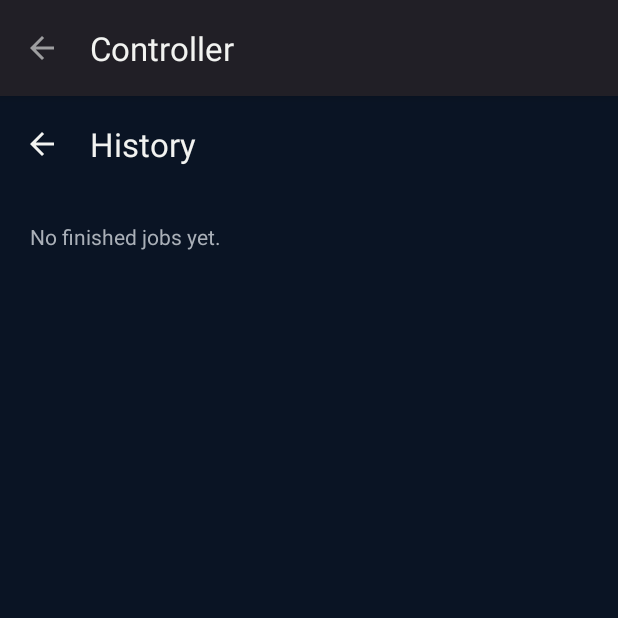
After one commit to Halefire84/claude-controller, an Android app: the HistoryActivity screen opened directly, with no data from a screen before it, on a phone screen of 412 x 824 dp, the top half of it. The commit adds this screen. Run offline under Robolectric (Android 15) with nearby library versions, the phone set to English and light mode, and no system bars; 1 statement that could not run was skipped.

Commit message:
feat: job history in local SQLite with History screen

```diff
--- a/app/build.gradle.kts
+++ b/app/build.gradle.kts
@@ -48,4 +48,5 @@ dependencies {
     implementation(libs.androidx.lifecycle.viewmodel)
     implementation(libs.androidx.lifecycle.runtime)
     implementation(libs.androidx.security.crypto)
+    testImplementation(libs.junit)
 }
--- a/app/src/main/AndroidManifest.xml
+++ b/app/src/main/AndroidManifest.xml
@@ -32,6 +32,9 @@
             android:exported="false"
             android:windowSoftInputMode="adjustResize" />
 
+        <activity android:name=".HistoryActivity" android:exported="false" />
+        <activity android:name=".HistoryDetailActivity" android:exported="false" />
+
         <activity
             android:name=".SettingsActivity"
             android:exported="false" />
--- /dev/null
+++ b/app/src/main/java/com/cooperrivertrading/claudecontroller/HistoryActivity.kt
@@ -0,0 +1,64 @@
+package com.cooperrivertrading.claudecontroller
+
+import android.content.Intent
+import android.os.Bundle
+import android.view.View
+import android.view.ViewGroup
+import android.widget.BaseAdapter
+import android.widget.TextView
+import androidx.appcompat.app.AppCompatActivity
+import com.cooperrivertrading.claudecontroller.databinding.ActivityHistoryBinding
+import java.text.SimpleDateFormat
+import java.util.Date
+import java.util.Locale
+
+class HistoryActivity : AppCompatActivity() {
+
+    private lateinit var b: ActivityHistoryBinding
+    private var entries: List<HistoryEntry> = emptyList()
+
+    override fun onCreate(savedInstanceState: Bundle?) {
+        super.onCreate(savedInstanceState)
+        b = ActivityHistoryBinding.inflate(layoutInflater)
+        setContentView(b.root)
+        setSupportActionBar(b.toolbar)
+        supportActionBar?.setDisplayHomeAsUpEnabled(true)
+        b.toolbar.setNavigationOnClickListener { finish() }
+        b.historyList.setOnItemClickListener { _, _, pos, _ ->
+            startActivity(Intent(this, HistoryDetailActivity::class.java)
+                .putExtra(HistoryDetailActivity.EXTRA_ID, entries[pos].id))
+        }
+    }
+
+    override fun onResume() {
+        super.onResume()
+        entries = HistoryStore(SqliteHistoryStorage(this)).list()
+        b.emptyText.visibility = if (entries.isEmpty()) View.VISIBLE else View.GONE
+        b.historyList.adapter = object : BaseAdapter() {
+            override fun getCount() = entries.size
+            override fun getItem(position: Int) = entries[position]
+            override fun getItemId(position: Int) = entries[position].id
+            override fun getView(position: Int, convertView: View?, parent: ViewGroup): View {
+                val tv = (convertView as? TextView) ?: TextView(this@HistoryActivity).apply {
+                    setPadding(48, 32, 48, 32)
+                    setTextColor(getColor(R.color.ink))
+                    textSize = 14f
+                }
+                val e = entries[position]
+                tv.text = "${formatTime(e.timestampMillis)}  ${jobTitle(e.jobType)}" +
+                    (if (e.param.isNotEmpty()) " — ${e.param}" else "") +
+                    "\n" + HistoryStore.preview(e.output)
+                tv.contentDescription = "History entry: " + tv.text.toString().replace("\n", ". ")
+                return tv
+            }
+        }
+    }
+
+    companion object {
+        fun formatTime(ms: Long): String =
+            SimpleDateFormat("MMM d, yyyy h:mm a", Locale.US).format(Date(ms))
+
+        fun jobTitle(type: String): String =
+            Jobs.ALL.find { it.id == type }?.title ?: Queues.ALL.find { it.id == type }?.title ?: type
+    }
+}
--- /dev/null
+++ b/app/src/main/java/com/cooperrivertrading/claudecontroller/HistoryStore.kt
@@ -0,0 +1,46 @@
+package com.cooperrivertrading.claudecontroller
+
+/** One finished job. id is assigned by storage. */
+data class HistoryEntry(
+    val id: Long,
+    val timestampMillis: Long,
+    val jobType: String,
+    val param: String,
+    val output: String
+)
+
+/** Storage backend; SQLite on device, in-memory in unit tests. */
+interface HistoryStorage {
+    fun insert(timestampMillis: Long, jobType: String, param: String, output: String): Long
+    fun all(): List<HistoryEntry>
+    fun get(id: Long): HistoryEntry?
+    fun delete(id: Long)
+}
+
+/** Pure history logic: no Android classes. */
+class HistoryStore(private val storage: HistoryStorage) {
+
+    /** Saves a finished job. Blank output is not stored. Returns the new id or null. */
+    fun record(timestampMillis: Long, jobType: String, param: String?, output: String): Long? {
+        if (output.isBlank()) return null
+        return storage.insert(timestampMillis, jobType, param?.trim().orEmpty(), output)
+    }
+
+    /** Newest first; ties broken by higher id. */
+    fun list(): List<HistoryEntry> =
+        storage.all().sortedWith(compareByDescending<HistoryEntry> { it.timestampMillis }.thenByDescending { it.id })
+
+    fun get(id: Long): HistoryEntry? = storage.get(id)
+
+    fun delete(id: Long) = storage.delete(id)
+
+    companion object {
+        const val PREVIEW_LENGTH = 200
+
+        /** First ~200 characters, whitespace collapsed, with an ellipsis when cut. */
+        fun preview(output: String): String {
+            val flat = output.trim().replace(Regex("\\s+"), " ")
+            return if (flat.length <= PREVIEW_LENGTH) flat else flat.substring(0, PREVIEW_LENGTH) + "…"
+        }
+    }
+}
--- a/app/src/main/java/com/cooperrivertrading/claudecontroller/MainActivity.kt
+++ b/app/src/main/java/com/cooperrivertrading/claudecontroller/MainActivity.kt
@@ -21,6 +21,9 @@ class MainActivity : AppCompatActivity() {
         b.toolbar.setOnMenuItemClickListener { item ->
             if (item.itemId == R.id.action_settings) {
                 startActivity(Intent(this, SettingsActivity::class.java))
+                true
+            } else if (item.itemId == R.id.action_history) {
+                startActivity(Intent(this, HistoryActivity::class.java))
                 true
             } else false
         }
--- a/app/src/main/java/com/cooperrivertrading/claudecontroller/RunQueueActivity.kt
+++ b/app/src/main/java/com/cooperrivertrading/claudecontroller/RunQueueActivity.kt
@@ -87,6 +87,8 @@ class RunQueueActivity : AppCompatActivity() {
                 appendOutput("\n")
             }
 
+            HistoryStore(SqliteHistoryStorage(this@RunQueueActivity))
+                .record(System.currentTimeMillis(), queue.id, null, fullOutput.toString())
             b.statusText.text = "Done — ${queue.steps.size} steps complete"
             b.statusDot.setBackgroundResource(R.drawable.dot_done)
             b.btnRunQueue.isEnabled = true
--- /dev/null
+++ b/app/src/main/res/layout/activity_history.xml
@@ -0,0 +1,38 @@
+<?xml version="1.0" encoding="utf-8"?>
+<LinearLayout
+    xmlns:android="http://schemas.android.com/apk/res/android"
+    xmlns:app="http://schemas.android.com/apk/res-auto"
+    android:layout_width="match_parent"
+    android:layout_height="match_parent"
+    android:orientation="vertical"
+    android:background="@color/bg">
+
+    <com.google.android.material.appbar.MaterialToolbar
+        android:id="@+id/toolbar"
+        android:layout_width="match_parent"
+        android:layout_height="?attr/actionBarSize"
+        android:background="@color/bg"
+        app:title="History"
+        app:titleTextColor="@color/ink"
+        app:navigationIcon="@drawable/ic_back"
+        app:navigationIconTint="@color/ink" />
+
+    <TextView
+        android:id="@+id/emptyText"
+        android:layout_width="match_parent"
+        android:layout_height="wrap_content"
+        android:padding="20dp"
+        android:text="No finished jobs yet."
+        android:textColor="@color/muted"
+        android:visibility="gone" />
+
+    <ListView
+        android:id="@+id/historyList"
+        android:layout_width="match_parent"
+        android:layout_height="0dp"
+        android:layout_weight="1"
+        android:contentDescription="Job history, newest first"
+        android:divider="@color/line"
+        android:dividerHeight="1dp" />
+
+</LinearLayout>
--- a/app/src/main/res/menu/menu_main.xml
+++ b/app/src/main/res/menu/menu_main.xml
@@ -1,6 +1,11 @@
 <?xml version="1.0" encoding="utf-8"?>
 <menu xmlns:android="http://schemas.android.com/apk/res/android"
     xmlns:app="http://schemas.android.com/apk/res-auto">
+    <item
+        android:id="@+id/action_history"
+        android:title="History"
+        android:contentDescription="Job history"
+        app:showAsAction="ifRoom" />
     <item
         android:id="@+id/action_settings"
         android:title="Settings"
--- a/gradle/libs.versions.toml
+++ b/gradle/libs.versions.toml
@@ -11,6 +11,7 @@ gson = "2.11.0"
 coroutines = "1.9.0"
 lifecycle = "2.8.7"
 security = "1.1.0-alpha06"
+junit = "4.13.2"
 
 [libraries]
 androidx-core-ktx = { group = "androidx.core", name = "core-ktx", version.ref = "coreKtx" }
@@ -24,6 +25,7 @@ kotlinx-coroutines-android = { group = "org.jetbrains.kotlinx", name = "kotlinx-
 androidx-lifecycle-viewmodel = { group = "androidx.lifecycle", name = "lifecycle-viewmodel-ktx", version.ref = "lifecycle" }
 androidx-lifecycle-runtime = { group = "androidx.lifecycle", name = "lifecycle-runtime-ktx", version.ref = "lifecycle" }
 androidx-security-crypto = { group = "androidx.security", name = "security-crypto", version.ref = "security" }
+junit = { group = "junit", name = "junit", version.ref = "junit" }
 
 [plugins]
 android-application = { id = "com.android.application", version.ref = "agp" }
```
Also changed, not shown: app/src/main/java/com/cooperrivertrading/claudecontroller/HistoryDetailActivity.kt (added, +48 -0 lines), app/src/main/java/com/cooperrivertrading/claudecontroller/RunJobActivity.kt (+13 -0 lines), app/src/main/java/com/cooperrivertrading/claudecontroller/SqliteHistoryStorage.kt (added, +44 -0 lines), app/src/main/res/layout/activity_history_detail.xml (added, +72 -0 lines), 1 other file.
